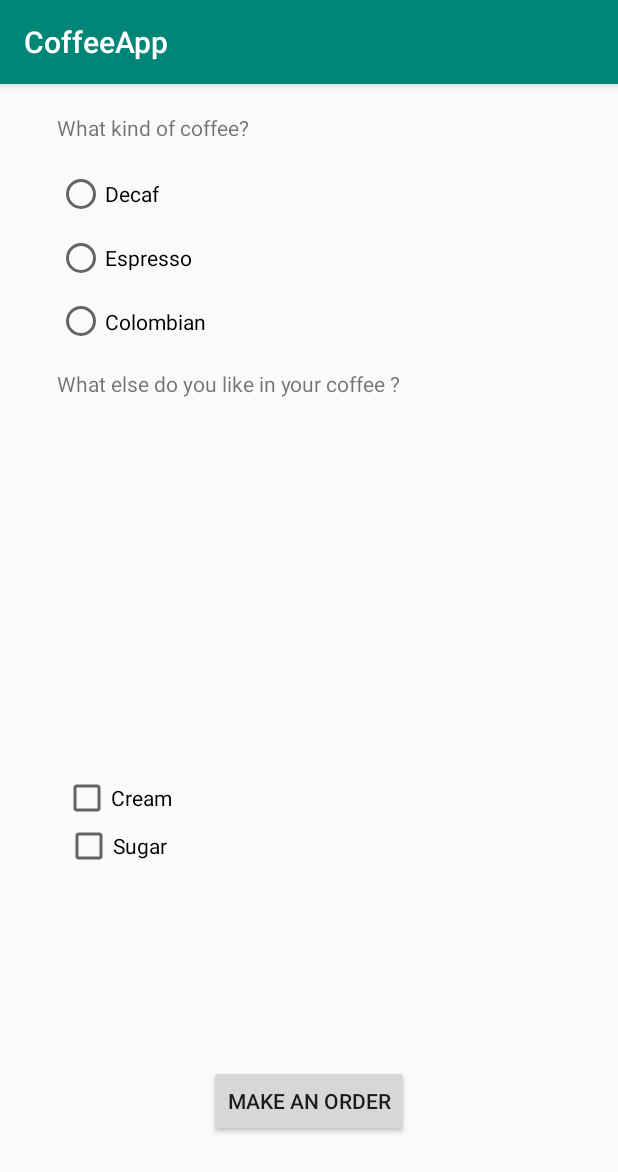
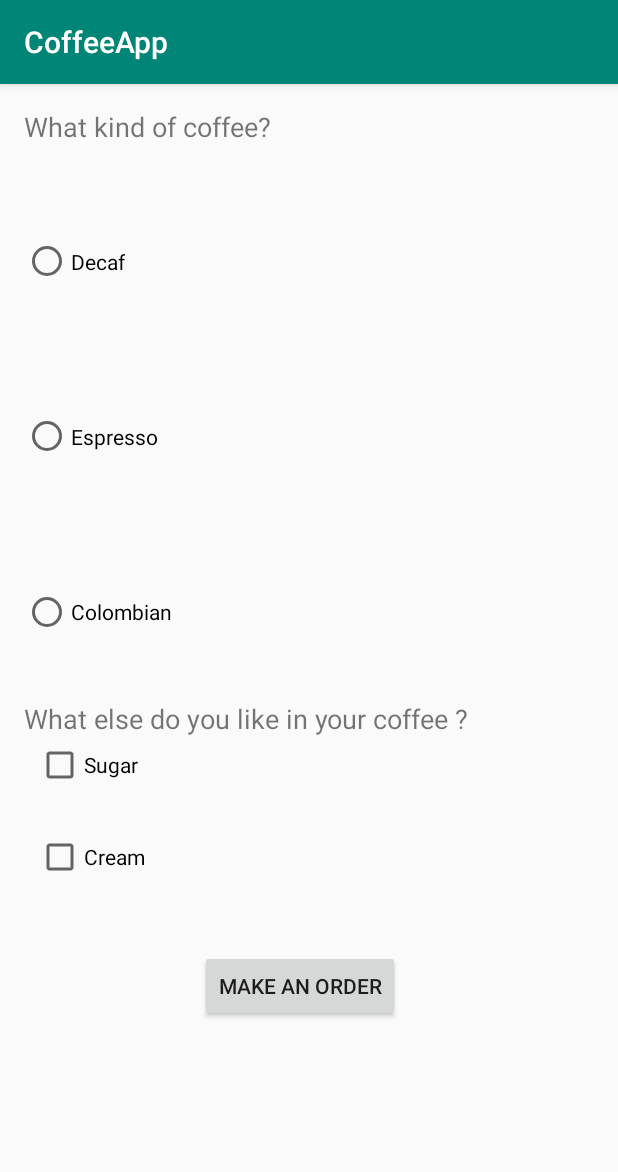
Before and after one commit to NorahBazei/CoffeeApp1, an Android app: the screen it shows after launch (frstActivity), after a tap on "MAKE AN ORDER", on a phone screen of 412 x 824 dp. Shown: the top 1172 px of the screen. Run offline under Robolectric (Android 15) with nearby library versions, the phone set to English and light mode, and no system bars.

Commit message:
Second Commit

```diff
--- a/app/src/main/java/com/example/norahalbazzai/coffeeapp/MainActivity.java
+++ b/app/src/main/java/com/example/norahalbazzai/coffeeapp/MainActivity.java
@@ -19,7 +19,7 @@ public class MainActivity extends AppCompatActivity {
     public void moveTofrstAct(View v){
 
         Intent i = new Intent(getApplicationContext(), frstActivity.class);
-        startActivityForResult(i,1000);
+        startActivityForResult(i,1);
 
     }
 
@@ -35,7 +35,7 @@ public class MainActivity extends AppCompatActivity {
     protected void onActivityResult(int requestCode, int resultCode, Intent data){
 
         // To check if the operation is successful and the it's my result
-        if(resultCode == RESULT_OK && requestCode == 1000){
+        if(resultCode == RESULT_OK && requestCode == 1){
 
             // To extract data from intent
             String order = "Order is: "+ data.getStringExtra("coffee_Type") +
--- a/app/src/main/res/layout/activity_frst.xml
+++ b/app/src/main/res/layout/activity_frst.xml
@@ -1,5 +1,5 @@
 <?xml version="1.0" encoding="utf-8"?>
-<RelativeLayout xmlns:android="http://schemas.android.com/apk/res/android"
+<android.support.constraint.ConstraintLayout xmlns:android="http://schemas.android.com/apk/res/android"
     xmlns:app="http://schemas.android.com/apk/res-auto"
     xmlns:tools="http://schemas.android.com/tools"
     android:layout_width="match_parent"
@@ -9,20 +9,30 @@
     <TextView
         android:id="@+id/txtViewCoffeeReq"
         android:layout_width="wrap_content"
-        android:layout_height="wrap_content"
+        android:layout_height="27dp"
         android:layout_alignParentStart="true"
         android:layout_alignParentTop="true"
-        android:layout_marginStart="38dp"
-        android:layout_marginTop="19dp"
-        android:text="What kind of coffee?" />
+        android:layout_marginStart="16dp"
+        android:layout_marginTop="16dp"
+        android:layout_marginBottom="17dp"
+        android:text="What kind of coffee?"
+        android:textSize="18sp"
+        app:layout_constraintBottom_toTopOf="@+id/radioGroup"
+        app:layout_constraintStart_toStartOf="parent"
+        app:layout_constraintTop_toTopOf="parent" />
 
     <RadioGroup
+        android:id="@+id/radioGroup"
         android:layout_width="206dp"
-        android:layout_height="127dp"
+        android:layout_height="0dp"
         android:layout_alignStart="@+id/txtViewCoffeeReq"
         android:layout_alignParentTop="true"
-        android:layout_marginStart="0dp"
-        android:layout_marginTop="52dp">
+        android:layout_marginStart="15dp"
+        android:layout_marginTop="60dp"
+        android:layout_marginBottom="93dp"
+        app:layout_constraintBottom_toTopOf="@+id/creamChkBox"
+        app:layout_constraintStart_toStartOf="parent"
+        app:layout_constraintTop_toTopOf="parent">
 
         <RadioButton
             android:id="@+id/radioDecaf"
@@ -52,22 +62,28 @@
     <TextView
         android:id="@+id/textViewAddToCoffee"
         android:layout_width="wrap_content"
-        android:layout_height="wrap_content"
+        android:layout_height="27dp"
         android:layout_alignParentStart="true"
         android:layout_alignParentTop="true"
-        android:layout_marginStart="38dp"
-        android:layout_marginTop="190dp"
-        android:text="What else do you like in your coffee ?" />
+        android:layout_marginStart="16dp"
+        android:layout_marginBottom="12dp"
+        android:text="What else do you like in your coffee ?"
+        android:textSize="18sp"
+        app:layout_constraintBottom_toTopOf="@+id/sugarChkBox"
+        app:layout_constraintStart_toStartOf="parent"
+        app:layout_constraintTop_toBottomOf="@+id/radioGroup" />
 
     <CheckBox
         android:id="@+id/creamChkBox"
-        android:layout_width="wrap_content"
-        android:layout_height="wrap_content"
+        android:layout_width="93dp"
+        android:layout_height="22dp"
         android:layout_alignStart="@+id/txtViewCoffeeReq"
         android:layout_alignParentBottom="true"
-        android:layout_marginStart="4dp"
-        android:layout_marginBottom="276dp"
-        android:text="Cream" />
+        android:layout_marginBottom="242dp"
+        android:text="Cream"
+        app:layout_constraintBottom_toBottomOf="parent"
+        app:layout_constraintStart_toStartOf="@+id/sugarChkBox"
+        app:layout_constraintTop_toBottomOf="@+id/radioGroup" />
 
     <CheckBox
         android:id="@+id/sugarChkBox"
@@ -75,9 +91,10 @@
         android:layout_height="wrap_content"
         android:layout_alignStart="@+id/txtViewCoffeeReq"
         android:layout_alignParentBottom="true"
-        android:layout_marginStart="5dp"
-        android:layout_marginBottom="244dp"
-        android:text="Sugar" />
+        android:layout_marginStart="24dp"
+        android:text="Sugar"
+        app:layout_constraintStart_toStartOf="parent"
+        app:layout_constraintTop_toBottomOf="@+id/textViewAddToCoffee" />
 
     <Button
         android:id="@+id/btnOrder"
@@ -85,7 +102,11 @@
         android:layout_height="wrap_content"
         android:layout_alignParentBottom="true"
         android:layout_centerHorizontal="true"
-        android:layout_marginBottom="66dp"
-        android:text="Make an order" />
+        android:layout_marginStart="16dp"
+        android:layout_marginBottom="91dp"
+        android:text="Make an order"
+        app:layout_constraintBottom_toBottomOf="parent"
+        app:layout_constraintStart_toEndOf="@+id/creamChkBox"
+        app:layout_constraintTop_toBottomOf="@+id/creamChkBox" />
 
-</RelativeLayout>
+</android.support.constraint.ConstraintLayout>
--- a/app/src/main/res/layout/activity_sec.xml
+++ b/app/src/main/res/layout/activity_sec.xml
@@ -6,4 +6,5 @@
     android:layout_height="match_parent"
     tools:context=".secActivity">
 
+
 </android.support.constraint.ConstraintLayout>
```
